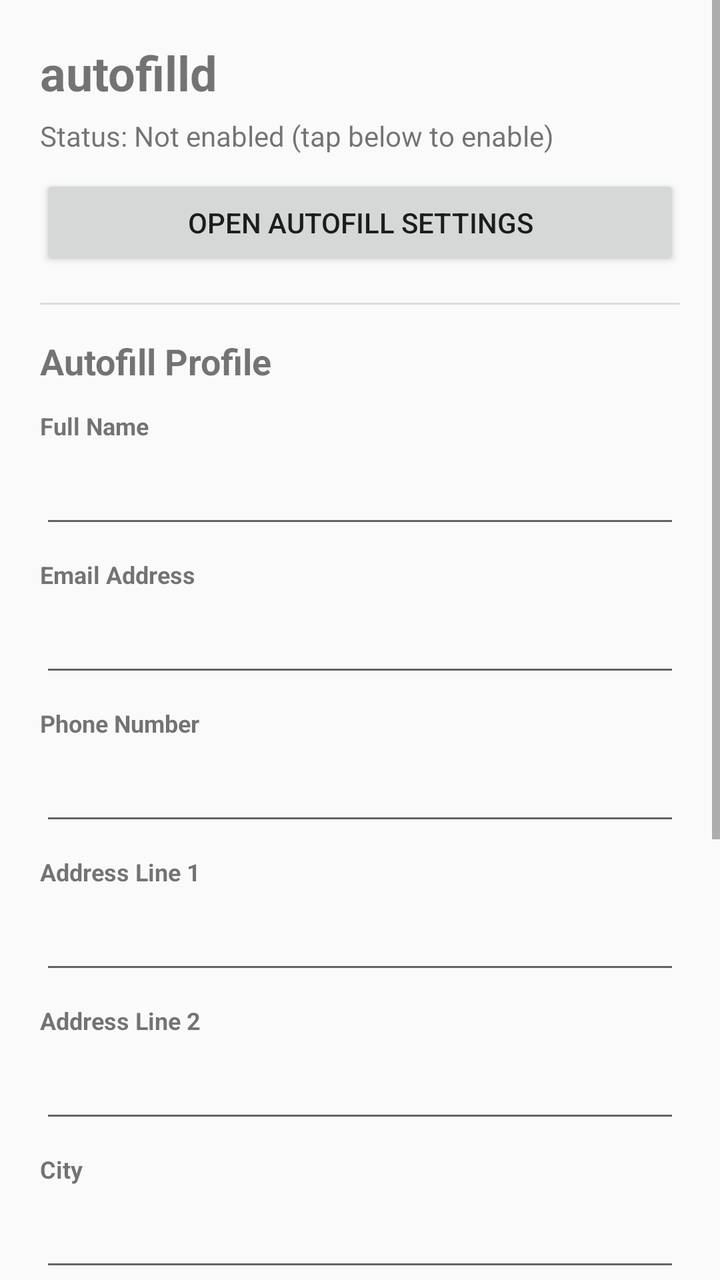
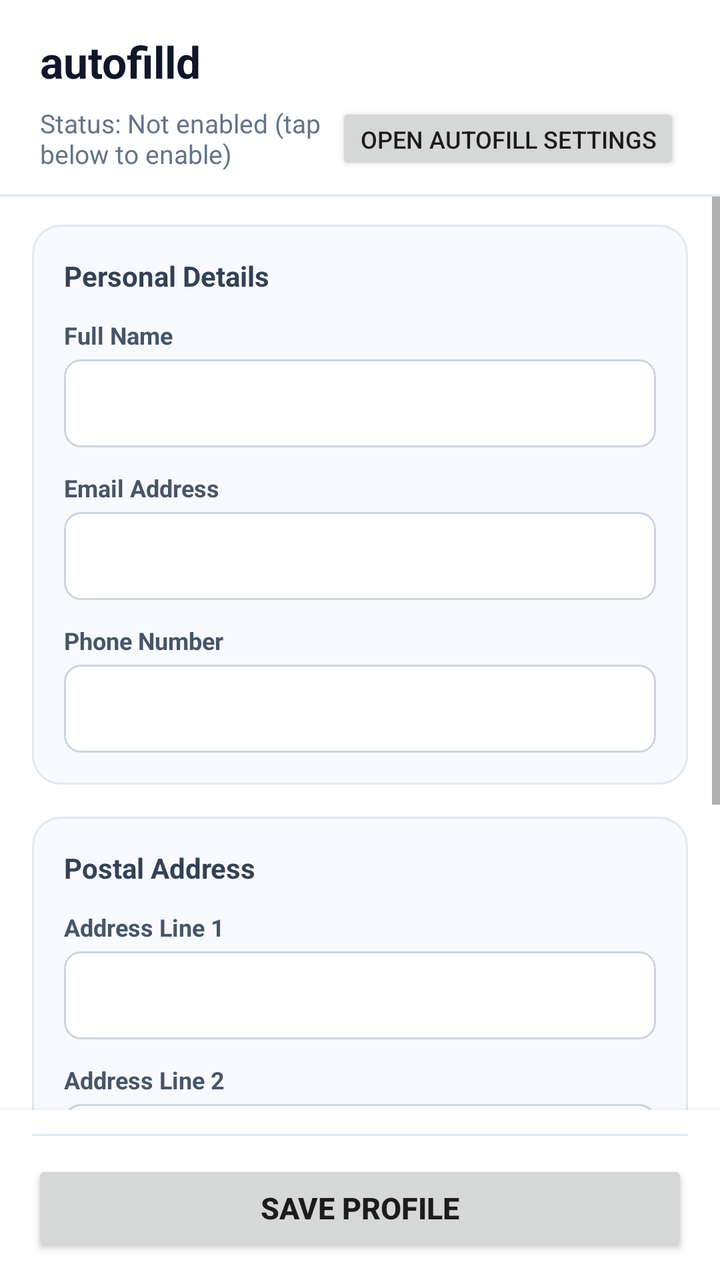

The first picture is an Android layout as it rendered before a commit; the second is the same layout after the commit. The layout source and the unified diff follow.
<!-- AndroidManifest.xml: application theme Theme.Autofilld -->
<!-- res/layout/activity_main.xml -->
<?xml version="1.0" encoding="utf-8"?>
<ScrollView xmlns:android="http://schemas.android.com/apk/res/android"
    android:layout_width="match_parent"
    android:layout_height="match_parent"
    android:fillViewport="true">

    <LinearLayout
        android:layout_width="match_parent"
        android:layout_height="wrap_content"
        android:orientation="vertical"
        android:padding="20dp">

        <TextView
            android:id="@+id/titleText"
            android:layout_width="wrap_content"
            android:layout_height="wrap_content"
            android:text="@string/app_name"
            android:textSize="24sp"
            android:textStyle="bold" />

        <TextView
            android:id="@+id/statusText"
            android:layout_width="wrap_content"
            android:layout_height="wrap_content"
            android:layout_marginTop="6dp"
            android:text="@string/status_disabled"
            android:textSize="14sp" />

        <Button
            android:id="@+id/btnOpenSettings"
            android:layout_width="match_parent"
            android:layout_height="wrap_content"
            android:layout_marginTop="10dp"
            android:text="@string/btn_open_settings" />

        <View
            android:layout_width="match_parent"
            android:layout_height="1dp"
            android:layout_marginTop="16dp"
            android:layout_marginBottom="16dp"
            android:background="?android:attr/listDivider" />

        <TextView
            android:layout_width="wrap_content"
            android:layout_height="wrap_content"
            android:layout_marginBottom="12dp"
            android:text="@string/title_profile"
            android:textSize="18sp"
            android:textStyle="bold" />

        
        <TextView
            android:layout_width="wrap_content"
            android:layout_height="wrap_content"
            android:text="@string/label_full_name"
            android:textSize="12sp"
            android:textStyle="bold" />
        <EditText
            android:id="@+id/editFullName"
            android:layout_width="match_parent"
            android:layout_height="wrap_content"
            android:inputType="textPersonName"
            android:minHeight="48dp" />

        
        <TextView
            android:layout_width="wrap_content"
            android:layout_height="wrap_content"
            android:layout_marginTop="10dp"
            android:text="@string/label_email"
            android:textSize="12sp"
            android:textStyle="bold" />
        <EditText
            android:id="@+id/editEmail"
            android:layout_width="match_parent"
            android:layout_height="wrap_content"
            android:inputType="textEmailAddress"
            android:minHeight="48dp" />

        
        <TextView
            android:layout_width="wrap_content"
            android:layout_height="wrap_content"
            android:layout_marginTop="10dp"
            android:text="@string/label_phone"
            android:textSize="12sp"
            android:textStyle="bold" />
        <EditText
            android:id="@+id/editPhone"
            android:layout_width="match_parent"
            android:layout_height="wrap_content"
            android:inputType="phone"
            android:minHeight="48dp" />

        
        <TextView
            android:layout_width="wrap_content"
            android:layout_height="wrap_content"
            android:layout_marginTop="10dp"
            android:text="@string/label_addr_line1"
            android:textSize="12sp"
            android:textStyle="bold" />
        <EditText
            android:id="@+id/editAddrLine1"
            android:layout_width="match_parent"
            android:layout_height="wrap_content"
            android:inputType="textPostalAddress"
            android:minHeight="48dp" />

        
        <TextView
            android:layout_width="wrap_content"
            android:layout_height="wrap_content"
            android:layout_marginTop="10dp"
            android:text="@string/label_addr_line2"
            android:textSize="12sp"
            android:textStyle="bold" />
        <EditText
            android:id="@+id/editAddrLine2"
            android:layout_width="match_parent"
            android:layout_height="wrap_content"
            android:inputType="textPostalAddress"
            android:minHeight="48dp" />

        
        <TextView
            android:layout_width="wrap_content"
            android:layout_height="wrap_content"
            android:layout_marginTop="10dp"
            android:text="@string/label_city"
            android:textSize="12sp"
            android:textStyle="bold" />
        <EditText
            android:id="@+id/editCity"
            android:layout_width="match_parent"
            android:layout_height="wrap_content"
            android:inputType="textCapWords"
            android:minHeight="48dp" />

        
        <TextView
            android:layout_width="wrap_content"
            android:layout_height="wrap_content"
            android:layout_marginTop="10dp"
            android:text="@string/label_state"
            android:textSize="12sp"
            android:textStyle="bold" />
        <EditText
            android:id="@+id/editState"
            android:layout_width="match_parent"
            android:layout_height="wrap_content"
            android:inputType="textCapWords"
            android:minHeight="48dp" />

        
        <TextView
            android:layout_width="wrap_content"
            android:layout_height="wrap_content"
            android:layout_marginTop="10dp"
            android:text="@string/label_postal_code"
            android:textSize="12sp"
            android:textStyle="bold" />
        <EditText
            android:id="@+id/editPostalCode"
            android:layout_width="match_parent"
            android:layout_height="wrap_content"
            android:inputType="textPostalAddress"
            android:minHeight="48dp" />

        
        <TextView
            android:layout_width="wrap_content"
            android:layout_height="wrap_content"
            android:layout_marginTop="10dp"
            android:text="@string/label_country"
            android:textSize="12sp"
            android:textStyle="bold" />
        <EditText
            android:id="@+id/editCountry"
            android:layout_width="match_parent"
            android:layout_height="wrap_content"
            android:inputType="textCapWords"
            android:minHeight="48dp" />

        
        <Button
            android:id="@+id/btnSaveProfile"
            android:layout_width="match_parent"
            android:layout_height="wrap_content"
            android:layout_marginTop="20dp"
            android:layout_marginBottom="24dp"
            android:text="@string/btn_save_profile" />

    </LinearLayout>
</ScrollView>
<!-- resources referenced by this layout -->
<resources>
  <string name="app_name">autofilld</string>
  <string name="btn_open_settings">Open Autofill Settings</string>
  <string name="btn_save_profile">Save Profile</string>
  <string name="label_addr_line1">Address Line 1</string>
  <string name="label_addr_line2">Address Line 2</string>
  <string name="label_city">City</string>
  <string name="label_country">Country</string>
  <string name="label_email">Email Address</string>
  <string name="label_full_name">Full Name</string>
  <string name="label_phone">Phone Number</string>
  <string name="label_postal_code">Postal Code</string>
  <string name="label_state">State / Province</string>
  <string name="status_disabled">Status: Not enabled (tap below to enable)</string>
  <string name="title_profile">Autofill Profile</string>
  <style name="Theme.Autofilld" parent="android:Theme.Material.Light" />
</resources>

<!-- the commit's change to res/layout/activity_main.xml (unified diff, before → after) -->
@@ -1,195 +1,377 @@
 <?xml version="1.0" encoding="utf-8"?>
-<ScrollView xmlns:android="http://schemas.android.com/apk/res/android"
+<LinearLayout xmlns:android="http://schemas.android.com/apk/res/android"
     android:layout_width="match_parent"
     android:layout_height="match_parent"
-    android:fillViewport="true">
-
+    android:orientation="vertical"
+    android:fitsSystemWindows="true"
+    android:background="#FFFFFF">
+
+    
     <LinearLayout
         android:layout_width="match_parent"
         android:layout_height="wrap_content"
         android:orientation="vertical"
-        android:padding="20dp">
+        android:paddingHorizontal="20dp"
+        android:paddingTop="16dp"
+        android:paddingBottom="10dp">
 
         <TextView
             android:id="@+id/titleText"
             android:layout_width="wrap_content"
             android:layout_height="wrap_content"
             android:text="@string/app_name"
-            android:textSize="24sp"
-            android:textStyle="bold" />
-
-        <TextView
-            android:id="@+id/statusText"
-            android:layout_width="wrap_content"
-            android:layout_height="wrap_content"
-            android:layout_marginTop="6dp"
-            android:text="@string/status_disabled"
-            android:textSize="14sp" />
-
-        <Button
-            android:id="@+id/btnOpenSettings"
+            android:textSize="22sp"
+            android:textStyle="bold"
+            android:textColor="#0F172A" />
+
+        <LinearLayout
             android:layout_width="match_parent"
             android:layout_height="wrap_content"
-            android:layout_marginTop="10dp"
-            android:text="@string/btn_open_settings" />
+            android:orientation="horizontal"
+            android:gravity="center_vertical"
+            android:layout_marginTop="6dp">
+
+            <TextView
+                android:id="@+id/statusText"
+                android:layout_width="0dp"
+                android:layout_height="wrap_content"
+                android:layout_weight="1"
+                android:text="@string/status_disabled"
+                android:textSize="13sp"
+                android:textColor="#64748B" />
+
+            <Button
+                android:id="@+id/btnOpenSettings"
+                android:layout_width="wrap_content"
+                android:layout_height="36dp"
+                android:paddingHorizontal="12dp"
+                android:textSize="12sp"
+                android:text="@string/btn_open_settings" />
+        </LinearLayout>
+    </LinearLayout>
+
+    <View
+        android:layout_width="match_parent"
+        android:layout_height="1dp"
+        android:background="#E2E8F0" />
+
+    
+    <ScrollView
+        android:layout_width="match_parent"
+        android:layout_height="0dp"
+        android:layout_weight="1"
+        android:fillViewport="true">
+
+        <LinearLayout
+            android:layout_width="match_parent"
+            android:layout_height="wrap_content"
+            android:orientation="vertical"
+            android:paddingHorizontal="16dp"
+            android:paddingTop="14dp"
+            android:paddingBottom="20dp">
+
+            
+            <LinearLayout
+                android:layout_width="match_parent"
+                android:layout_height="wrap_content"
+                android:orientation="vertical"
+                android:background="@drawable/card_background"
+                android:padding="16dp">
+
+                <TextView
+                    android:layout_width="wrap_content"
+                    android:layout_height="wrap_content"
+                    android:text="@string/section_personal"
+                    android:textSize="14sp"
+                    android:textStyle="bold"
+                    android:textColor="#334155"
+                    android:layout_marginBottom="12dp" />
+
+                
+                <TextView
+                    android:layout_width="wrap_content"
+                    android:layout_height="wrap_content"
+                    android:text="@string/label_full_name"
+                    android:textSize="12sp"
+                    android:textStyle="bold"
+                    android:textColor="#475569" />
+                <EditText
+                    android:id="@+id/editFullName"
+                    android:layout_width="match_parent"
+                    android:layout_height="44dp"
+                    android:layout_marginTop="4dp"
+                    android:layout_marginBottom="12dp"
+                    android:background="@drawable/input_field_background"
+                    android:paddingHorizontal="12dp"
+                    android:inputType="textPersonName"
+                    android:maxLines="1"
+                    android:imeOptions="actionNext"
+                    android:textSize="14sp"
+                    android:textColor="#0F172A" />
+
+                
+                <TextView
+                    android:layout_width="wrap_content"
+                    android:layout_height="wrap_content"
+                    android:text="@string/label_email"
+                    android:textSize="12sp"
+                    android:textStyle="bold"
+                    android:textColor="#475569" />
+                <EditText
+                    android:id="@+id/editEmail"
+                    android:layout_width="match_parent"
+                    android:layout_height="44dp"
+                    android:layout_marginTop="4dp"
+                    android:layout_marginBottom="12dp"
+                    android:background="@drawable/input_field_background"
+                    android:paddingHorizontal="12dp"
+                    android:inputType="textEmailAddress"
+                    android:maxLines="1"
+                    android:imeOptions="actionNext"
+                    android:textSize="14sp"
+                    android:textColor="#0F172A" />
+
+                
+                <TextView
+                    android:layout_width="wrap_content"
+                    android:layout_height="wrap_content"
+                    android:text="@string/label_phone"
+                    android:textSize="12sp"
+                    android:textStyle="bold"
+                    android:textColor="#475569" />
+                <EditText
+                    android:id="@+id/editPhone"
+                    android:layout_width="match_parent"
+                    android:layout_height="44dp"
+                    android:layout_marginTop="4dp"
+                    android:background="@drawable/input_field_background"
+                    android:paddingHorizontal="12dp"
+                    android:inputType="phone"
+                    android:maxLines="1"
+                    android:imeOptions="actionNext"
+                    android:textSize="14sp"
+                    android:textColor="#0F172A" />
+            </LinearLayout>
+
+            
+            <LinearLayout
+                android:layout_width="match_parent"
+                android:layout_height="wrap_content"
+                android:orientation="vertical"
+                android:background="@drawable/card_background"
+                android:padding="16dp"
+                android:layout_marginTop="16dp">
+
+                <TextView
+                    android:layout_width="wrap_content"
+                    android:layout_height="wrap_content"
+                    android:text="@string/section_address"
+                    android:textSize="14sp"
+                    android:textStyle="bold"
+                    android:textColor="#334155"
+                    android:layout_marginBottom="12dp" />
+
+                
+                <TextView
+                    android:layout_width="wrap_content"
+                    android:layout_height="wrap_content"
+                    android:text="@string/label_addr_line1"
+                    android:textSize="12sp"
+                    android:textStyle="bold"
+                    android:textColor="#475569" />
+                <EditText
+                    android:id="@+id/editAddrLine1"
+                    android:layout_width="match_parent"
+                    android:layout_height="44dp"
+                    android:layout_marginTop="4dp"
+                    android:layout_marginBottom="12dp"
+                    android:background="@drawable/input_field_background"
+                    android:paddingHorizontal="12dp"
+                    android:inputType="textPostalAddress"
+                    android:maxLines="1"
+                    android:imeOptions="actionNext"
+                    android:textSize="14sp"
+                    android:textColor="#0F172A" />
+
+                
+                <TextView
+                    android:layout_width="wrap_content"
+                    android:layout_height="wrap_content"
+                    android:text="@string/label_addr_line2"
+                    android:textSize="12sp"
+                    android:textStyle="bold"
+                    android:textColor="#475569" />
+                <EditText
+                    android:id="@+id/editAddrLine2"
+                    android:layout_width="match_parent"
+                    android:layout_height="44dp"
+                    android:layout_marginTop="4dp"
+                    android:layout_marginBottom="12dp"
+                    android:background="@drawable/input_field_background"
+                    android:paddingHorizontal="12dp"
+                    android:inputType="textPostalAddress"
+                    android:maxLines="1"
+                    android:imeOptions="actionNext"
+                    android:textSize="14sp"
+                    android:textColor="#0F172A" />
+
+                
+                <LinearLayout
+                    android:layout_width="match_parent"
+                    android:layout_height="wrap_content"
+                    android:orientation="horizontal"
+                    android:layout_marginBottom="12dp">
+
+                    
+                    <LinearLayout
+                        android:layout_width="0dp"
+                        android:layout_height="wrap_content"
+                        android:layout_weight="1"
+                        android:orientation="vertical"
+                        android:layout_marginEnd="6dp">
+
+                        <TextView
+                            android:layout_width="wrap_content"
+                            android:layout_height="wrap_content"
+                            android:text="@string/label_city"
+                            android:textSize="12sp"
+                            android:textStyle="bold"
+                            android:textColor="#475569" />
+                        <EditText
+                            android:id="@+id/editCity"
+                            android:layout_width="match_parent"
+                            android:layout_height="44dp"
+                            android:layout_marginTop="4dp"
+                            android:background="@drawable/input_field_background"
+                            android:paddingHorizontal="12dp"
+                            android:inputType="textCapWords"
+                            android:maxLines="1"
+                            android:imeOptions="actionNext"
+                            android:textSize="14sp"
+                            android:textColor="#0F172A" />
+                    </LinearLayout>
+
+                    
+                    <LinearLayout
+                        android:layout_width="0dp"
+                        android:layout_height="wrap_content"
+                        android:layout_weight="1"
+                        android:orientation="vertical"
+                        android:layout_marginStart="6dp">
+
+                        <TextView
+                            android:layout_width="wrap_content"
+                            android:layout_height="wrap_content"
+                            android:text="@string/label_state"
+                            android:textSize="12sp"
+                            android:textStyle="bold"
+                            android:textColor="#475569" />
+                        <EditText
+                            android:id="@+id/editState"
+                            android:layout_width="match_parent"
+                            android:layout_height="44dp"
+                            android:layout_marginTop="4dp"
+                            android:background="@drawable/input_field_background"
+                            android:paddingHorizontal="12dp"
+                            android:inputType="textCapWords"
+                            android:maxLines="1"
+                            android:imeOptions="actionNext"
+                            android:textSize="14sp"
+                            android:textColor="#0F172A" />
+                    </LinearLayout>
+                </LinearLayout>
+
+                
+                <LinearLayout
+                    android:layout_width="match_parent"
+                    android:layout_height="wrap_content"
+                    android:orientation="horizontal">
+
+                    
+                    <LinearLayout
+                        android:layout_width="0dp"
+                        android:layout_height="wrap_content"
+                        android:layout_weight="1"
+                        android:orientation="vertical"
+                        android:layout_marginEnd="6dp">
+
+                        <TextView
+                            android:layout_width="wrap_content"
+                            android:layout_height="wrap_content"
+                            android:text="@string/label_postal_code"
+                            android:textSize="12sp"
+                            android:textStyle="bold"
+                            android:textColor="#475569" />
+                        <EditText
+                            android:id="@+id/editPostalCode"
+                            android:layout_width="match_parent"
+                            android:layout_height="44dp"
+                            android:layout_marginTop="4dp"
+                            android:background="@drawable/input_field_background"
+                            android:paddingHorizontal="12dp"
+                            android:inputType="textPostalAddress"
+                            android:maxLines="1"
+                            android:imeOptions="actionNext"
+                            android:textSize="14sp"
+                            android:textColor="#0F172A" />
+                    </LinearLayout>
+
+                    
+                    <LinearLayout
+                        android:layout_width="0dp"
+                        android:layout_height="wrap_content"
+                        android:layout_weight="1"
+                        android:orientation="vertical"
+                        android:layout_marginStart="6dp">
+
+                        <TextView
+                            android:layout_width="wrap_content"
+                            android:layout_height="wrap_content"
+                            android:text="@string/label_country"
+                            android:textSize="12sp"
+                            android:textStyle="bold"
+                            android:textColor="#475569" />
+                        <EditText
+                            android:id="@+id/editCountry"
+                            android:layout_width="match_parent"
+                            android:layout_height="44dp"
+                            android:layout_marginTop="4dp"
+                            android:background="@drawable/input_field_background"
+                            android:paddingHorizontal="12dp"
+                            android:inputType="textCapWords"
+                            android:maxLines="1"
+                            android:imeOptions="actionDone"
+                            android:textSize="14sp"
+                            android:textColor="#0F172A" />
+                    </LinearLayout>
+                </LinearLayout>
+            </LinearLayout>
+        </LinearLayout>
+    </ScrollView>
+
+    
+    <LinearLayout
+        android:layout_width="match_parent"
+        android:layout_height="wrap_content"
+        android:orientation="vertical"
+        android:background="#FFFFFF"
+        android:paddingHorizontal="16dp"
+        android:paddingVertical="12dp"
+        android:elevation="6dp">
 
         <View
             android:layout_width="match_parent"
             android:layout_height="1dp"
-            android:layout_marginTop="16dp"
-            android:layout_marginBottom="16dp"
-            android:background="?android:attr/listDivider" />
-
-        <TextView
-            android:layout_width="wrap_content"
-            android:layout_height="wrap_content"
-            android:layout_marginBottom="12dp"
-            android:text="@string/title_profile"
-            android:textSize="18sp"
-            android:textStyle="bold" />
-
-        
-        <TextView
-            android:layout_width="wrap_content"
-            android:layout_height="wrap_content"
-            android:text="@string/label_full_name"
-            android:textSize="12sp"
-            android:textStyle="bold" />
-        <EditText
-            android:id="@+id/editFullName"
-            android:layout_width="match_parent"
-            android:layout_height="wrap_content"
-            android:inputType="textPersonName"
-            android:minHeight="48dp" />
-
-        
-        <TextView
-            android:layout_width="wrap_content"
-            android:layout_height="wrap_content"
-            android:layout_marginTop="10dp"
-            android:text="@string/label_email"
-            android:textSize="12sp"
-            android:textStyle="bold" />
-        <EditText
-            android:id="@+id/editEmail"
-            android:layout_width="match_parent"
-            android:layout_height="wrap_content"
-            android:inputType="textEmailAddress"
-            android:minHeight="48dp" />
-
-        
-        <TextView
-            android:layout_width="wrap_content"
-            android:layout_height="wrap_content"
-            android:layout_marginTop="10dp"
-            android:text="@string/label_phone"
-            android:textSize="12sp"
-            android:textStyle="bold" />
-        <EditText
-            android:id="@+id/editPhone"
-            android:layout_width="match_parent"
-            android:layout_height="wrap_content"
-            android:inputType="phone"
-            android:minHeight="48dp" />
-
-        
-        <TextView
-            android:layout_width="wrap_content"
-            android:layout_height="wrap_content"
-            android:layout_marginTop="10dp"
-            android:text="@string/label_addr_line1"
-            android:textSize="12sp"
-            android:textStyle="bold" />
-        <EditText
-            android:id="@+id/editAddrLine1"
-            android:layout_width="match_parent"
-            android:layout_height="wrap_content"
-            android:inputType="textPostalAddress"
-            android:minHeight="48dp" />
-
-        
-        <TextView
-            android:layout_width="wrap_content"
-            android:layout_height="wrap_content"
-            android:layout_marginTop="10dp"
-            android:text="@string/label_addr_line2"
-            android:textSize="12sp"
-            android:textStyle="bold" />
-        <EditText
-            android:id="@+id/editAddrLine2"
-            android:layout_width="match_parent"
-            android:layout_height="wrap_content"
-            android:inputType="textPostalAddress"
-            android:minHeight="48dp" />
-
-        
-        <TextView
-            android:layout_width="wrap_content"
-            android:layout_height="wrap_content"
-            android:layout_marginTop="10dp"
-            android:text="@string/label_city"
-            android:textSize="12sp"
-            android:textStyle="bold" />
-        <EditText
-            android:id="@+id/editCity"
-            android:layout_width="match_parent"
-            android:layout_height="wrap_content"
-            android:inputType="textCapWords"
-            android:minHeight="48dp" />
-
-        
-        <TextView
-            android:layout_width="wrap_content"
-            android:layout_height="wrap_content"
-            android:layout_marginTop="10dp"
-            android:text="@string/label_state"
-            android:textSize="12sp"
-            android:textStyle="bold" />
-        <EditText
-            android:id="@+id/editState"
-            android:layout_width="match_parent"
-            android:layout_height="wrap_content"
-            android:inputType="textCapWords"
-            android:minHeight="48dp" />
-
-        
-        <TextView
-            android:layout_width="wrap_content"
-            android:layout_height="wrap_content"
-            android:layout_marginTop="10dp"
-            android:text="@string/label_postal_code"
-            android:textSize="12sp"
-            android:textStyle="bold" />
-        <EditText
-            android:id="@+id/editPostalCode"
-            android:layout_width="match_parent"
-            android:layout_height="wrap_content"
-            android:inputType="textPostalAddress"
-            android:minHeight="48dp" />
-
-        
-        <TextView
-            android:layout_width="wrap_content"
-            android:layout_height="wrap_content"
-            android:layout_marginTop="10dp"
-            android:text="@string/label_country"
-            android:textSize="12sp"
-            android:textStyle="bold" />
-        <EditText
-            android:id="@+id/editCountry"
-            android:layout_width="match_parent"
-            android:layout_height="wrap_content"
-            android:inputType="textCapWords"
-            android:minHeight="48dp" />
-
-        
+            android:background="#E2E8F0"
+            android:layout_marginBottom="12dp" />
+
         <Button
             android:id="@+id/btnSaveProfile"
             android:layout_width="match_parent"
-            android:layout_height="wrap_content"
-            android:layout_marginTop="20dp"
-            android:layout_marginBottom="24dp"
-            android:text="@string/btn_save_profile" />
-
+            android:layout_height="48dp"
+            android:text="@string/btn_save_profile"
+            android:textSize="15sp"
+            android:textStyle="bold" />
     </LinearLayout>
-</ScrollView>
+
+</LinearLayout>
<!-- resource entries referenced after the edit -->
@@ -1,5 +1,25 @@
 <!-- resources referenced by this layout -->
 <resources>
+  <!-- drawable card_background (drawable) -->
+  <?xml version="1.0" encoding="utf-8"?>
+  <shape xmlns:android="http://schemas.android.com/apk/res/android"
+      android:shape="rectangle">
+      <corners android:radius="14dp" />
+      <solid android:color="#F7F9FC" />
+      <stroke
+          android:width="1dp"
+          android:color="#E2E8F0" />
+  </shape>
+  <!-- drawable input_field_background (drawable) -->
+  <?xml version="1.0" encoding="utf-8"?>
+  <shape xmlns:android="http://schemas.android.com/apk/res/android"
+      android:shape="rectangle">
+      <corners android:radius="8dp" />
+      <solid android:color="#FFFFFF" />
+      <stroke
+          android:width="1dp"
+          android:color="#CBD5E1" />
+  </shape>
   <string name="app_name">autofilld</string>
   <string name="btn_open_settings">Open Autofill Settings</string>
   <string name="btn_save_profile">Save Profile</string>
@@ -12,8 +32,9 @@
   <string name="label_phone">Phone Number</string>
   <string name="label_postal_code">Postal Code</string>
   <string name="label_state">State / Province</string>
+  <string name="section_address">Postal Address</string>
+  <string name="section_personal">Personal Details</string>
   <string name="status_disabled">Status: Not enabled (tap below to enable)</string>
-  <string name="title_profile">Autofill Profile</string>
   <style name="Theme.Autofilld" parent="android:Theme.Material.Light" />
 </resources>
 
